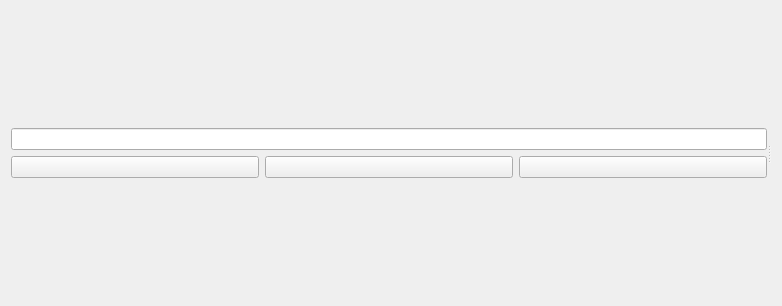
This is src/TurnMenu/TurnMenu.ui in Nepta/nixjdr as Qt 5 draws it before an edit. The edited form follows.
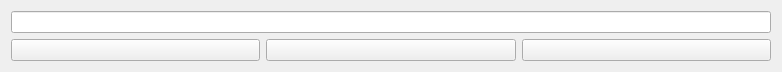
This is the edited form. Icons and pictures are not drawn.

Patch:
```diff
--- a/src/TurnMenu/TurnMenu.ui
+++ b/src/TurnMenu/TurnMenu.ui
@@ -7,7 +7,7 @@
     <x>0</x>
     <y>0</y>
     <width>782</width>
-    <height>306</height>
+    <height>69</height>
    </rect>
   </property>
   <property name="baseSize">
@@ -19,32 +19,10 @@
   <property name="windowTitle">
    <string>Form</string>
   </property>
-  <layout class="QVBoxLayout" name="verticalLayout_3">
-   <item>
-    <widget class="QSplitter" name="splitter">
-     <property name="orientation">
-      <enum>Qt::Horizontal</enum>
-     </property>
-     <widget class="QWidget" name="layoutWidget">
-      <layout class="QHBoxLayout" name="horizontalLayout_2">
+  <layout class="QHBoxLayout" name="horizontalLayout" stretch="10,90">
        <item>
         <layout class="QVBoxLayout" name="verticalLayout">
          <item>
-          <spacer name="verticalSpacer">
-           <property name="orientation">
-            <enum>Qt::Vertical</enum>
-           </property>
-           <property name="sizeHint" stdset="0">
-            <size>
-             <width>20</width>
-             <height>40</height>
-            </size>
-           </property>
-          </spacer>
-         </item>
-         <item>
-          <layout class="QHBoxLayout" name="horizontalLayout" stretch="5">
-           <item>
             <widget class="QLineEdit" name="addItemEdit">
              <property name="maximumSize">
               <size>
@@ -54,8 +32,6 @@
              </property>
             </widget>
            </item>
-          </layout>
-         </item>
          <item>
           <layout class="QHBoxLayout" name="horizontalLayout_3">
            <item>
@@ -105,31 +81,10 @@
            </item>
           </layout>
          </item>
-         <item>
-          <spacer name="verticalSpacer_2">
-           <property name="orientation">
-            <enum>Qt::Vertical</enum>
-           </property>
-           <property name="sizeHint" stdset="0">
-            <size>
-             <width>20</width>
-             <height>40</height>
-            </size>
-           </property>
-          </spacer>
-         </item>
-        </layout>
-       </item>
-      </layout>
-     </widget>
-     <widget class="QWidget" name="layoutWidget1">
-      <layout class="QVBoxLayout" name="verticalLayout_2">
+    </layout>
+   </item>
        <item>
         <layout class="QHBoxLayout" name="listLayout"/>
-       </item>
-      </layout>
-     </widget>
-    </widget>
    </item>
   </layout>
  </widget>
```
Lines whose indentation alone changed are shown as unchanged.
